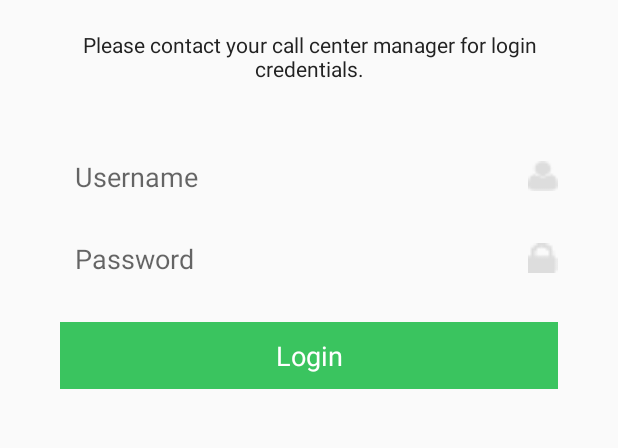
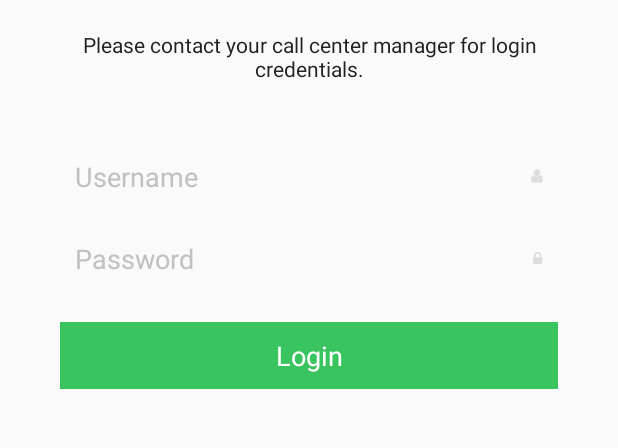
Before and after one commit to nadaf-afif/Operator-client, an Android app: the screen it shows after launch (MainActivity), on a phone screen of 412 x 824 dp, the part 540-988 px from its top. Run offline under Robolectric (Android 15) with nearby library versions, the phone set to English and light mode, and no system bars.

Commit message:
sme temp change

```diff
--- a/app/src/main/res/layout/activity_main.xml
+++ b/app/src/main/res/layout/activity_main.xml
@@ -74,6 +74,7 @@
                 android:layout_weight="1"
                 android:padding="10dp"
                 android:hint="Username"
+                android:textColorHint="@color/grayhint"
                 android:background="@null" />
 
             <ImageView
@@ -81,7 +82,7 @@
                 android:layout_height="wrap_content"
                 android:padding="10dp"
                 android:layout_gravity="center"
-                android:background="@drawable/username_icon" />
+                android:src="@drawable/username_icon" />
         </LinearLayout>
 
         <LinearLayout
@@ -99,6 +100,7 @@
                 android:layout_weight="1"
                 android:padding="10dp"
                 android:hint="Password"
+                android:textColorHint="@color/grayhint"
                 android:background="@null" />
 
             <ImageView
@@ -106,7 +108,7 @@
                 android:layout_height="wrap_content"
                 android:padding="10dp"
                 android:layout_gravity="center"
-                android:background="@drawable/password_icon" />
+                android:src="@drawable/password_icon" />
         </LinearLayout>
 
         <TextView
--- a/app/src/main/res/values/color.xml
+++ b/app/src/main/res/values/color.xml
@@ -4,6 +4,7 @@
     <color name="blue">#4D47B5</color>
     <color name="black">#222222</color>
     <color name="gray">#A1A1A1</color>
+    <color name="grayhint">#c1c1c1</color>
     <color name="green">#3AC45F</color>
 
 </resources>
```
